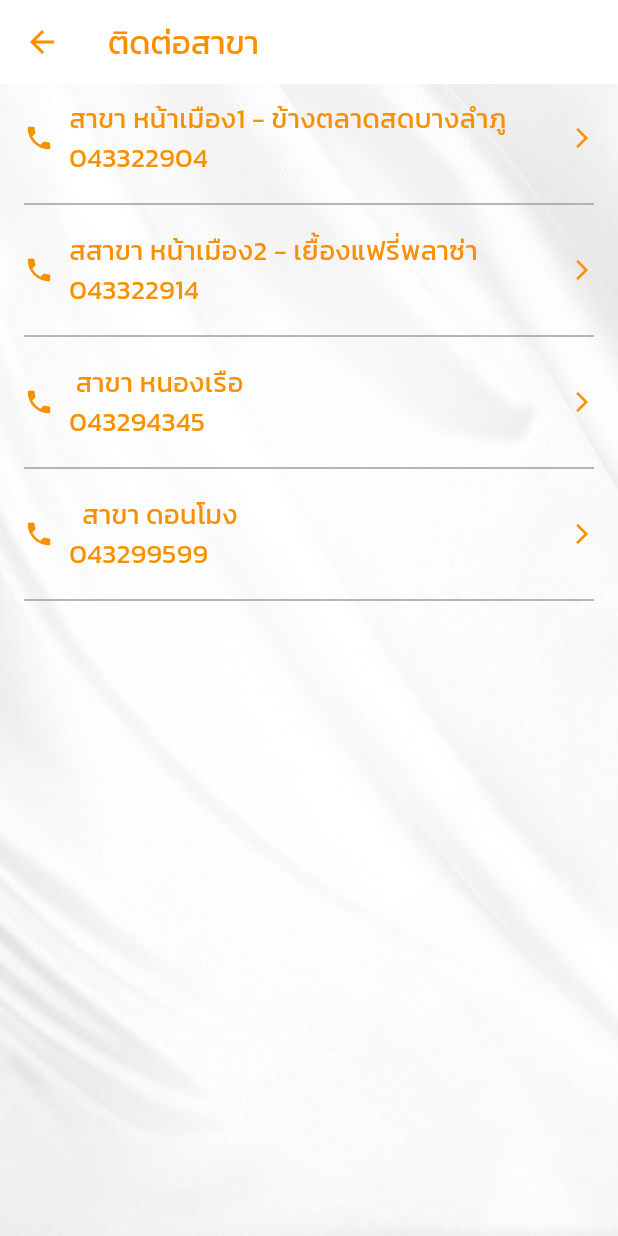
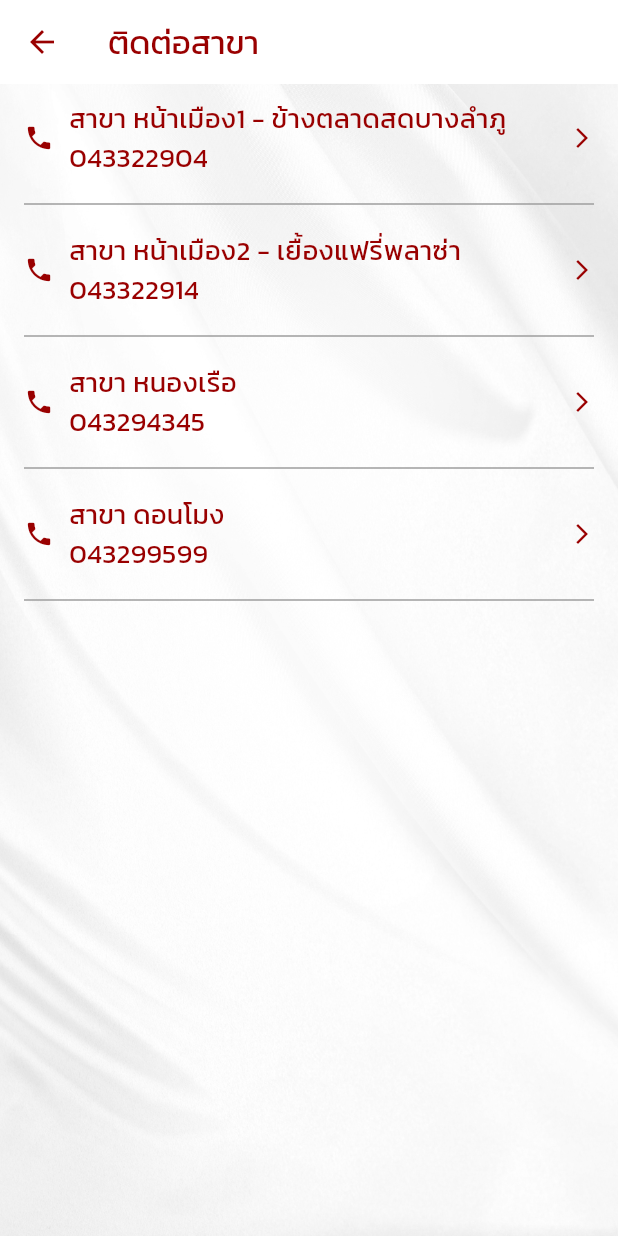
Before and after one commit to business14dev/kanjanapisek_app, a Flutter app: the HomePage screen opened directly, item 3 of the bottom bar chosen, after a tap on "ติดต่อเรา สาขา", on a phone screen of 412 x 824 dp. Run offline on Flutter 3.47's test engine with Material 3 defaults, Android fonts, the phone set to English and light mode, and no system bars; our stand-ins replace badges, bottom_navy_bar, cached_network_image, dio, firebase_core, firebase_storage and 9 more; missing offline and left inert: android_intent_plus, counter_button, gal, onesignal_flutter, universal_html; accounts and stored records are empty; network calls fail.

Commit message:
add android

```diff
--- a/lib/src/pages/contact_page.dart
+++ b/lib/src/pages/contact_page.dart
@@ -9,15 +9,15 @@ class ContactPage extends StatelessWidget {
       'numbers': '043322904',
     },
     {
-      'name': 'สสาขา หน้าเมือง2 - เยื้องแฟรี่พลาซ่า',
+      'name': 'สาขา หน้าเมือง2 - เยื้องแฟรี่พลาซ่า',
      'numbers': '043322914',
     },
     {
-      'name': ' สาขา หนองเรือ',
+      'name': 'สาขา หนองเรือ',
       'numbers': '043294345',
     },
     {
-      'name': '  สาขา ดอนโมง',
+      'name': 'สาขา ดอนโมง',
       'numbers': '043299599',
     },
 
@@ -30,44 +30,6 @@ class ContactPage extends StatelessWidget {
     } else {
       print('Cannot make a phone call to $phoneNumber');
     }
-  }
-
-  void _showPhoneNumbersDialog(BuildContext context, String branchName, List<String> numbers) {
-    showDialog(
-      context: context,
-      builder: (BuildContext context) {
-        return AlertDialog(
-          title: Text(
-            'เบอร์โทร $branchName',
-            style: TextStyle(
-              fontSize: 18, // ขนาดข้อความ
-              color: Colors.blue, // สีข้อความ
-              fontWeight: FontWeight.w500, // น้ำหนักข้อความ
-            ),
-          ),
-          content: Column(
-            mainAxisSize: MainAxisSize.min,
-            children: numbers.map((number) {
-              return ListTile(
-                leading: Icon(Icons.phone, color: Colors.blue),
-                title: Text(
-                  number,
-                  style: TextStyle(
-                    fontSize: 18, // ขนาดข้อความ
-                    color: Colors.blue, // สีข้อความ
-                    fontWeight: FontWeight.w500, // น้ำหนักข้อความ
-                  ),
-                ),
-                onTap: () {
-                  Navigator.of(context).pop(); // ปิด Dialog
-                  _makePhoneCall(number);
-                },
-              );
-            }).toList(),
-          ),
-        );
-      },
-    );
   }
 
   @override
@@ -117,7 +79,7 @@ class ContactPage extends StatelessWidget {
                           children: <Widget>[
                             Icon(
                               Icons.phone,
-                              color: AppConstant.FONT_COLOR_MENU,
+                              color: AppConstant.PRIMARY_COLOR,
                               size: 20,
                             ),
                             SizedBox(width: 10),
@@ -129,20 +91,20 @@ class ContactPage extends StatelessWidget {
                                     branch['name'],
                                     style: TextStyle(
                                       fontSize: 18,
-                                      color: AppConstant.FONT_COLOR_MENU,
+                                      color: AppConstant.PRIMARY_COLOR,
                                     ),
                                   ),
                                     Text(
                                     branch['numbers'],
                                     style: TextStyle(
                                       fontSize: 18,
-                                      color: AppConstant.FONT_COLOR_MENU,
+                                      color: AppConstant.PRIMARY_COLOR,
                                     ),
                                   ),
                                 ],
                               ),
                             ),
-                            Icon(Icons.arrow_forward_ios, size: 16, color: AppConstant.FONT_COLOR_MENU),
+                            Icon(Icons.arrow_forward_ios, size: 16, color: AppConstant.PRIMARY_COLOR),
                           ],
                         ),
                       ),
--- a/lib/src/pages/home_page.dart
+++ b/lib/src/pages/home_page.dart
@@ -58,7 +58,7 @@ class _HomePageState extends State<HomePage> {
         ),
       ),
       bottomNavigationBar: BottomNavyBar(
-        backgroundColor: Color(0xFF7a131a),
+        backgroundColor: Color(0xFFb60521),
         selectedIndex: _currentIndex,
         showElevation: true, // use this to remove appBar's elevation
         onItemSelected: (index) => setState(() {
--- a/lib/src/pages/homenew_page.dart
+++ b/lib/src/pages/homenew_page.dart
@@ -80,11 +80,6 @@ class _HomeNewState extends State<HomeNew> {
   void initState() {
     super.initState();
     _loadSavedImage();
-
-    AppService().promotionBannerP1();
-    AppService().newProductP1();
-    AppService().savingMtList();
-    AppService().pawnMtList();
     AppService().mobileAppNotiSent();
   }
 
@@ -447,7 +442,7 @@ class _HomeNewState extends State<HomeNew> {
   Widget goldPrice(BuildContext context) {
     return Container(
       width: MediaQuery.of(context).size.width * 1,
-      height: MediaQuery.of(context).size.width * 0.35,
+      height: 150,
       child: FutureBuilder(
           future: fetchGoldPrice(),
           builder: (context, snapshot) {
@@ -471,14 +466,14 @@ class _HomeNewState extends State<HomeNew> {
                               15,
                             ))),
                         width: MediaQuery.of(context).size.width * 1,
-                        height: MediaQuery.of(context).size.width * 0.1,
+                        height: 30,
                         child: Row(
                           mainAxisAlignment: MainAxisAlignment.center,
                           children: [
                             Text(
                               "ราคาทองคำแท่งวันที่ ${AppVariables.GoldPriceText}",
                               style: TextStyle(
-                                  fontSize: 18,
+                                  fontSize: 16,
                                   color: Colors.white,
                                   fontWeight: FontWeight.bold
                                   //color: Colors.blueGrey,
@@ -506,7 +501,7 @@ class _HomeNewState extends State<HomeNew> {
                           color: Color(0xFFf0e19b),
                           borderRadius: BorderRadius.all(Radius.circular(15)),
                         ),
-                        width: MediaQuery.of(context).size.width * 0.81,
+                        width: MediaQuery.of(context).size.width * 0.82,
                         height: 80,
                         child: Row(
                           children: [
@@ -578,7 +573,7 @@ class _HomeNewState extends State<HomeNew> {
                                     topRight: Radius.circular(15),
                                     bottomRight: Radius.circular(15)),
                               ),
-                              width: MediaQuery.of(context).size.width * 0.534,
+                              width: MediaQuery.of(context).size.width * 0.536,
                               height: 80,
                               child: Column(
                                 crossAxisAlignment: CrossAxisAlignment.start,
--- a/lib/src/pages/pawndt_page.dart
+++ b/lib/src/pages/pawndt_page.dart
@@ -83,7 +83,7 @@ class _PawnDtPageState extends State<PawnDtPage> {
           return Container(
             decoration: BoxDecoration(
               image: DecorationImage(
-                image: AssetImage("assets/images/bg-setting3.png"),
+                image: AssetImage("assets/images/bg-home2.png"),
                 fit: BoxFit.cover,
               ),
             ),
--- a/lib/src/pages/setting_page.dart
+++ b/lib/src/pages/setting_page.dart
@@ -41,7 +41,7 @@ class _SettingPageState extends State<SettingPage> {
         action: 'android.settings.APP_NOTIFICATION_SETTINGS',
         arguments: {
           'android.provider.extra.APP_PACKAGE':
-              'com.maeprasertcgold.maeprasertgoldapp', // เปลี่ยนเป็น package name ของแอปคุณ
+              'com.kanjanapisekkk.kanjanapisekkkapp', // เปลี่ยนเป็น package name ของแอปคุณ
         },
       );
       await intent.launch();
@@ -61,7 +61,7 @@ class _SettingPageState extends State<SettingPage> {
     return Container(
       decoration: BoxDecoration(
         image: DecorationImage(
-          image: AssetImage("assets/images/bg-setting3.png"),
+          image: AssetImage("assets/images/bg-home2.png"),
           fit: BoxFit.cover,
         ),
       ),
@@ -83,6 +83,7 @@ class _SettingPageState extends State<SettingPage> {
                     SizedBox(height: 10),
                     _buildSetting(),
                     ..._buildLogInOut(context),
+                    SizedBox(height: 40),
                   ],
                 ),
               ),
@@ -99,7 +100,7 @@ class _SettingPageState extends State<SettingPage> {
         Divider(),
         ListTile(
           leading: Icon(Icons.notifications),
-          title: Text('การแจ้งเตือน', style: TextStyle(fontSize: 20), textScaler: TextScaler.linear(1)),
+          title: Text('การแจ้งเตือน', style: TextStyle(fontSize: 16), textScaler: TextScaler.linear(1)),
           trailing: Icon(Icons.arrow_forward_ios),
           onTap: () {
             openNotificationSettings();
@@ -107,7 +108,7 @@ class _SettingPageState extends State<SettingPage> {
         ),
         ListTile(
           leading: Icon(Icons.phone),
-          title: Text('ติดต่อเรา สาขา', style: TextStyle(fontSize: 20), textScaler: TextScaler.linear(1)),
+          title: Text('ติดต่อเรา สาขา', style: TextStyle(fontSize: 16), textScaler: TextScaler.linear(1)),
           trailing: Icon(Icons.arrow_forward_ios),
           onTap: () {
             // _makePhoneCall('043711056');
@@ -125,7 +126,7 @@ class _SettingPageState extends State<SettingPage> {
         // ),
         ListTile(
           leading: Icon(Icons.lock),
-          title: Text('นโยบายความเป็นส่วนตัว', style: TextStyle(fontSize: 20), textScaler: TextScaler.linear(1)),
+          title: Text('นโยบายความเป็นส่วนตัว', style: TextStyle(fontSize: 16), textScaler: TextScaler.linear(1)),
           trailing: Icon(Icons.arrow_forward_ios),
           onTap: () {
             _launchUrlPolicy();
@@ -133,7 +134,7 @@ class _SettingPageState extends State<SettingPage> {
         ),
         ListTile(
           leading: Icon(Icons.lock),
-          title: Text('ข้อตกลงและเงื่อนไข', style: TextStyle(fontSize: 20), textScaler: TextScaler.linear(1)),
+          title: Text('ข้อตกลงและเงื่อนไข', style: TextStyle(fontSize: 16), textScaler: TextScaler.linear(1)),
           trailing: Icon(Icons.arrow_forward_ios),
           onTap: () {
             _launchUrlTerm();
@@ -141,8 +142,8 @@ class _SettingPageState extends State<SettingPage> {
         ),
         ListTile(
           leading: Icon(Icons.info),
-          title: Text('เวอร์ชัน', style: TextStyle(fontSize: 20), textScaler: TextScaler.linear(1)),
-          trailing: Text(version, style: TextStyle(fontSize: 20), textScaler: TextScaler.linear(1)),
+          title: Text('เวอร์ชัน', style: TextStyle(fontSize: 16), textScaler: TextScaler.linear(1)),
+          trailing: Text(version, style: TextStyle(fontSize: 16), textScaler: TextScaler.linear(1)),
         ),
         Divider(),
       ],
@@ -182,13 +183,22 @@ class _SettingPageState extends State<SettingPage> {
       SizedBox(
         height: 10,
       ),
+      Text(
+        " สาขาของเรา",
+        style: TextStyle(
+          fontWeight: FontWeight.bold,
+          fontSize: 16,
+          color: AppConstant.PRIMARY_COLOR,
+        ),
+         textScaler: TextScaler.linear(1)
+      ),
       SizedBox(
         height: 5,
       ),
       Text(
         "  สาขา หน้าเมือง1 - ข้างตลาดสดบางลำภู",
         style: TextStyle(
-          fontSize: 18,
+          fontSize: 16,
           color: AppConstant.PRIMARY_COLOR,
         ),
          textScaler: TextScaler.linear(1)
@@ -199,7 +209,7 @@ class _SettingPageState extends State<SettingPage> {
       Text(
         "  สาขา หน้าเมือง2 - เยื้องแฟรี่พลาซ่า",
         style: TextStyle(
-          fontSize: 18,
+          fontSize: 16,
           color: AppConstant.PRIMARY_COLOR,
         ),
          textScaler: TextScaler.linear(1)
@@ -210,7 +220,7 @@ class _SettingPageState extends State<SettingPage> {
       Text(
         "  สาขา หนองเรือ",
         style: TextStyle(
-          fontSize: 18,
+          fontSize: 16,
           color: AppConstant.PRIMARY_COLOR,
         ),
       ),
@@ -220,16 +230,24 @@ class _SettingPageState extends State<SettingPage> {
       Text(
         "  สาขา ดอนโมง",
         style: TextStyle(
-          fontSize: 18,
+          fontSize: 16,
           color: AppConstant.PRIMARY_COLOR,
         ),
          textScaler: TextScaler.linear(1)
       ),
        SizedBox(
-        height: 5,
+        height: 10,
       ),
       Text(
-        "  เวลาเปิด - ปิด 08.00 - 17.00 น. หยุดทุกวันอาทิตย์",
+        " เวลาเปิด - ปิด 08.00 - 17.00 น.",
+        style: TextStyle(
+          fontSize: 16,
+          color: Colors.red,
+        ),
+         textScaler: TextScaler.linear(1)
+      ),
+      Text(
+        " หยุดทุกวันอาทิตย์",
         style: TextStyle(
           fontSize: 16,
           color: Colors.red,
--- a/lib/src/utils/appconstants.dart
+++ b/lib/src/utils/appconstants.dart
@@ -57,13 +57,13 @@ class AppConstant {
 
   // static Color PRIMARY_COLOR = Colors.blueGrey[600];
   // static Color SECONDARY_COLOR = Colors.blueGrey[200];
-  static final Color PRIMARY_COLOR = Color(0xFFF99000);
-  static final Color SECONDARY_COLOR = Color(0xFFF99000);
+  static final Color PRIMARY_COLOR = Color(0xFF990000);
+  static final Color SECONDARY_COLOR = Color(0xFF990000);
   static final Color FONTHEAD_COLOR = Color(0xFFb60521);
   static final Color FONT_COLOR = Colors.white;
 
   // static Color FONT_COLOR_MENU = Colors.blueGrey[600];
-  static final Color FONT_COLOR_MENU = Color(0xFFF99000);
+  static final Color FONT_COLOR_MENU = Color(0xFF99000);
   static final Color FONT_COLOR_PAGE = Color(0xFFFFFFFF);
 
   static final GlobalKey<ScaffoldState> scaffoldKey =
--- a/pubspec.yaml
+++ b/pubspec.yaml
@@ -16,7 +16,7 @@ publish_to: 'none' # Remove this line if you wish to publish to pub.dev
 # https://developer.apple.com/library/archive/documentation/General/Reference/InfoPlistKeyReference/Articles/CoreFoundationKeys.html
 # In Windows, build-name is used as the major, minor, and patch parts
 # of the product and file versions while build-number is used as the build suffix.
-version: 1.0.2+3
+version: 1.0.0+1
 
 environment:
   sdk: ^3.5.3
```
Also changed, not shown: lib/src/pages/saving_page.dart (+6 -6 lines), lib/src/pages/savingmt_page.dart (+15 -31 lines), lib/src/pages/uploadslip_page.dart (+50 -137 lines), assets/icon/icon.png, assets/icon/icon_background.png, assets/icon/icon_foreground.png, 46 other files.
